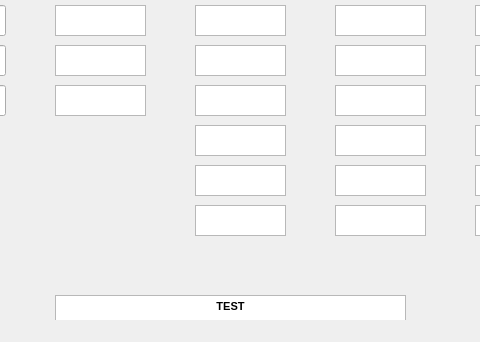
First picture: the form in design/main.ui, repository khaman1/user-login, before the edit; both pictures show x 215 to 695 and y 234 to 576 of the 920 by 576 pixel window.
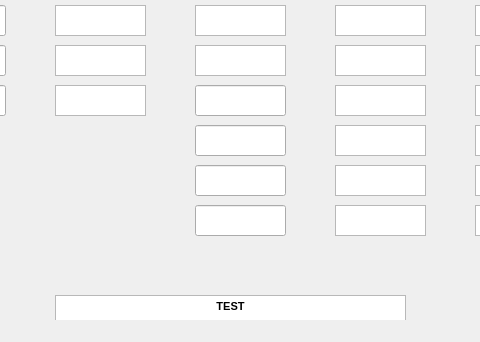
Second picture: the form after the edit.

The edit to the form file:
```diff
--- a/design/main.ui
+++ b/design/main.ui
@@ -356,16 +356,6 @@
      </rect>
     </property>
    </widget>
-   <widget class="QListView" name="VSWRBR1">
-    <property name="geometry">
-     <rect>
-      <x>410</x>
-      <y>300</y>
-      <width>91</width>
-      <height>31</height>
-     </rect>
-    </property>
-   </widget>
    <widget class="QListView" name="FWDBR1">
     <property name="geometry">
      <rect>
@@ -376,36 +366,6 @@
      </rect>
     </property>
    </widget>
-   <widget class="QListView" name="RSSI1BR1">
-    <property name="geometry">
-     <rect>
-      <x>410</x>
-      <y>340</y>
-      <width>91</width>
-      <height>31</height>
-     </rect>
-    </property>
-   </widget>
-   <widget class="QListView" name="RSSI2BR1">
-    <property name="geometry">
-     <rect>
-      <x>410</x>
-      <y>380</y>
-      <width>91</width>
-      <height>31</height>
-     </rect>
-    </property>
-   </widget>
-   <widget class="QListView" name="RSSI3BR1">
-    <property name="geometry">
-     <rect>
-      <x>410</x>
-      <y>420</y>
-      <width>91</width>
-      <height>31</height>
-     </rect>
-    </property>
-   </widget>
    <widget class="QListView" name="RSSI3BR2">
     <property name="geometry">
      <rect>
@@ -574,6 +534,70 @@
      <bool>true</bool>
     </property>
    </widget>
+   <widget class="QLineEdit" name="RSSI3_BR1">
+    <property name="geometry">
+     <rect>
+      <x>410</x>
+      <y>420</y>
+      <width>91</width>
+      <height>31</height>
+     </rect>
+    </property>
+    <property name="text">
+     <string/>
+    </property>
+    <property name="readOnly">
+     <bool>true</bool>
+    </property>
+   </widget>
+   <widget class="QLineEdit" name="RSSI2_BR1">
+    <property name="geometry">
+     <rect>
+      <x>410</x>
+      <y>380</y>
+      <width>91</width>
+      <height>31</height>
+     </rect>
+    </property>
+    <property name="text">
+     <string/>
+    </property>
+    <property name="readOnly">
+     <bool>true</bool>
+    </property>
+   </widget>
+   <widget class="QLineEdit" name="RSSI1_BR1">
+    <property name="geometry">
+     <rect>
+      <x>410</x>
+      <y>340</y>
+      <width>91</width>
+      <height>31</height>
+     </rect>
+    </property>
+    <property name="text">
+     <string/>
+    </property>
+    <property name="readOnly">
+     <bool>false</bool>
+    </property>
+   </widget>
+   <widget class="QLineEdit" name="VSWR_BR1">
+    <property name="geometry">
+     <rect>
+      <x>410</x>
+      <y>300</y>
+      <width>91</width>
+      <height>31</height>
+     </rect>
+    </property>
+    <property name="text">
+     <string/>
+    </property>
+    <property name="readOnly">
+     <bool>true</bool>
+    </property>
+   </widget>
   </widget>
   <widget class="QMenuBar" name="menubar">
    <property name="geometry">
```
